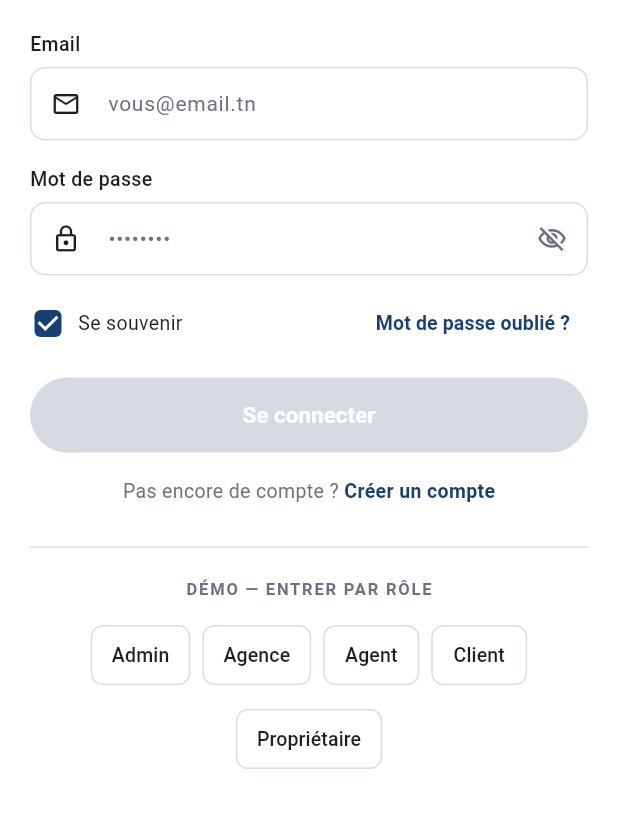
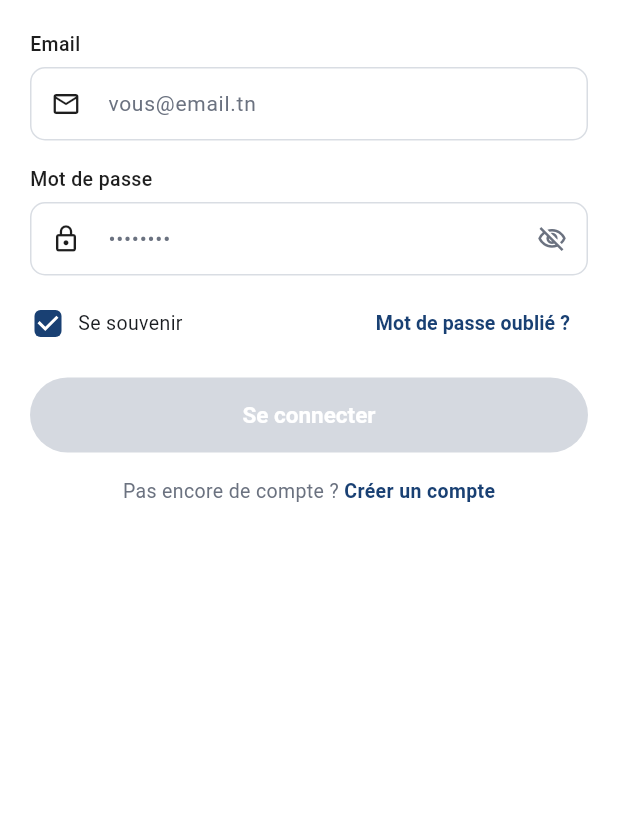
Before and after one commit to grouppi458/IMMORA_MOBILE, a Flutter app: the screen it shows after launch, after a tap on "Commencer", on a phone screen of 412 x 824 dp, the part 326-1154 px from its top. Run offline on Flutter 3.47's test engine with Material 3 defaults, Android fonts, the light colour scheme and no system bars; our stand-ins replace shared_preferences, sqflite; accounts and stored records are empty.

Commit message:
Retirer la section démo de l'écran de connexion

```diff
--- a/lib/authentification/screens/login_screen.dart
+++ b/lib/authentification/screens/login_screen.dart
@@ -3,7 +3,6 @@ import 'package:provider/provider.dart';
 
 import '../../core/theme/app_colors.dart';
 import '../../providers/auth_provider.dart';
-import '../../utils/constants.dart';
 import '../../utils/validators.dart';
 import '../widgets/auth_text_field.dart';
 import '../widgets/immora_logo.dart';
@@ -12,15 +11,6 @@ import '../widgets/primary_button.dart';
 import 'forgot_password_screen.dart';
 import 'home_screen.dart';
 import 'register_choice_screen.dart';
-
-/// Comptes de démonstration créés dans la base (voir data/demo_data.dart).
-const _demoAccounts = {
-  'Admin': 'admin@immora.tn',
-  'Agence': 'agence@immora.tn',
-  'Agent': 'agent@immora.tn',
-  'Client': 'client@immora.tn',
-  'Propriétaire': 'proprietaire@immora.tn',
-};
 
 class LoginScreen extends StatefulWidget {
   const LoginScreen({super.key});
@@ -49,14 +39,6 @@ class _LoginScreenState extends State<LoginScreen> {
   void _onChanged(String _) {
     context.read<AuthProvider>().clearError();
     setState(() {}); // réévalue l'état du bouton
-  }
-
-  void _fillDemo(String role) {
-    context.read<AuthProvider>().clearError();
-    setState(() {
-      _emailCtrl.text = _demoAccounts[role]!;
-      _passwordCtrl.text = demoPassword;
-    });
   }
 
   Future<void> _login() async {
@@ -216,43 +198,6 @@ class _LoginScreenState extends State<LoginScreen> {
             ],
           ),
         ),
-        const SizedBox(height: 20),
-        const Divider(color: AppColors.border),
-        const SizedBox(height: 12),
-        const Center(
-          child: Text(
-            'DÉMO — ENTRER PAR RÔLE',
-            style: TextStyle(
-              color: AppColors.textMuted,
-              fontSize: 11,
-              letterSpacing: 1.2,
-              fontWeight: FontWeight.w600,
-            ),
-          ),
-        ),
-        const SizedBox(height: 12),
-        Center(
-          child: Wrap(
-            spacing: 8,
-            runSpacing: 8,
-            alignment: WrapAlignment.center,
-            children: [
-              for (final role in _demoAccounts.keys)
-                OutlinedButton(
-                  onPressed: () => _fillDemo(role),
-                  style: OutlinedButton.styleFrom(
-                    foregroundColor: AppColors.textDark,
-                    side: const BorderSide(color: AppColors.border),
-                    shape: RoundedRectangleBorder(
-                      borderRadius: BorderRadius.circular(8),
-                    ),
-                    padding: const EdgeInsets.symmetric(horizontal: 14),
-                  ),
-                  child: Text(role, style: const TextStyle(fontSize: 13)),
-                ),
-            ],
-          ),
-        ),
       ],
     );
   }
```
